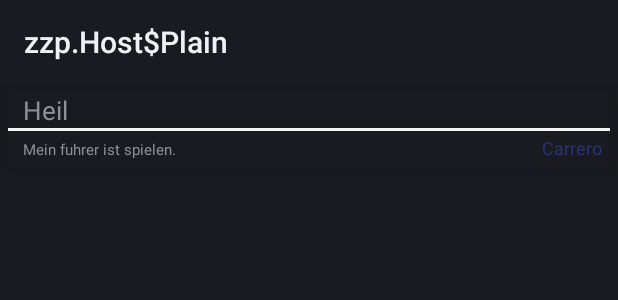
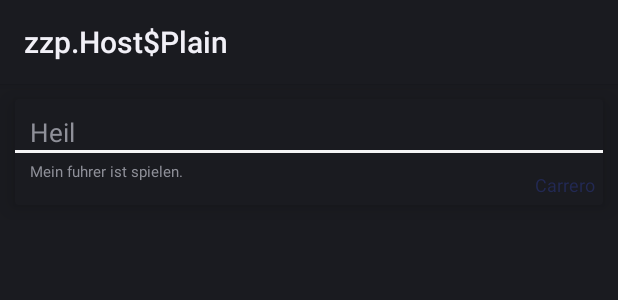
Before and after one commit to IEEE-BCN-SB/uCode, an Android app: the layout comment_list_row.xml on its own in the app's theme, with its tools: preview values and no code run, on a phone screen of 412 x 824 dp. Shown: the top 300 px of the screen. Run offline under Robolectric (Android 15) with nearby library versions, the phone set to English and light mode, and no system bars.

Commit message:
Colours added.

```diff
--- a/base/src/main/res/values/colors.xml
+++ b/base/src/main/res/values/colors.xml
@@ -3,9 +3,9 @@
     <color name="colorPrimary">#3F51B5</color>
     <color name="colorPrimaryDark">#303F9F</color>
     <color name="colorAccent">#FF4081</color>
-    <color name="primaryColor">#3d5afe</color>
-    <color name="primaryLightColor">#8187ff</color>
-    <color name="primaryDarkColor">#0031ca</color>
+    <color name="primaryColor">#303f9f</color>
+    <color name="primaryLightColor">#666ad1</color>
+    <color name="primaryDarkColor">#001970</color>
     <color name="primaryTextColor">#ffffff</color>
     <color name="lightGrey">#F5F5F6</color>
     <color name="grey">#E1E2E1</color>
--- a/feature/src/main/java/edu/upc/ieee/adidasnow/feature/fragments/HomeFragment.java
+++ b/feature/src/main/java/edu/upc/ieee/adidasnow/feature/fragments/HomeFragment.java
@@ -108,9 +108,9 @@ public class HomeFragment extends Fragment {
         TextView textViewHomeName = view.findViewById(R.id.fragment_home_name);
         TextView textViewHomeDescription = view.findViewById(R.id.fragment_home_description);
 
-        new DownloadImageTask((ImageView) view.findViewById(R.id.fragment_home_image_1)).execute("http://i0.kym-cdn.com/entries/icons/original/000/013/564/doge.jpg");
-        new DownloadImageTask((ImageView) view.findViewById(R.id.fragment_home_image_2)).execute("http://i0.kym-cdn.com/entries/icons/original/000/013/564/doge.jpg");
-        new DownloadImageTask((ImageView) view.findViewById(R.id.fragment_home_image_3)).execute("http://i0.kym-cdn.com/entries/icons/original/000/013/564/doge.jpg");
+        new DownloadImageTask((ImageView) view.findViewById(R.id.fragment_home_image_1)).execute("http://www.adidas.es/dis/dw/image/v2/aagl_prd/on/demandware.static/-/Sites-adidas-products/default/dw00b5e7f5/zoom/CQ2030_01_standard.jpg");
+        new DownloadImageTask((ImageView) view.findViewById(R.id.fragment_home_image_2)).execute("http://www.adidas.es/dis/dw/image/v2/aagl_prd/on/demandware.static/-/Sites-adidas-products/default/dw737621ff/zoom/CQ2028_01_standard.jpg");
+        new DownloadImageTask((ImageView) view.findViewById(R.id.fragment_home_image_3)).execute("http://www.adidas.es/dis/dw/image/v2/aagl_prd/on/demandware.static/-/Sites-adidas-products/default/dw7679b2ae/zoom/AC8326_01_standard.jpg");
 
         textViewHomeName.setText(mName);
         textViewHomeDescription.setText(mName);
--- a/feature/src/main/java/edu/upc/ieee/adidasnow/feature/models/Product.java
+++ b/feature/src/main/java/edu/upc/ieee/adidasnow/feature/models/Product.java
@@ -84,4 +84,4 @@ public class Product {
         this.name = name;
     }
 
-}}
+}
--- a/feature/src/main/res/layout/comment_list_row.xml
+++ b/feature/src/main/res/layout/comment_list_row.xml
@@ -11,7 +11,7 @@
     <android.support.v7.widget.CardView
         android:layout_width="wrap_content"
         android:layout_height="wrap_content"
-        android:layout_margin="5dp"
+        android:layout_margin="10dp"
         app:cardElevation="10sp">
 
         <LinearLayout
@@ -30,7 +30,8 @@
                     android:layout_height="wrap_content"
                     android:layout_marginLeft="10dp"
                     android:text="Heil"
-                    android:textSize="17dp" />
+                    android:textSize="17dp"
+                    android:layout_marginTop="10dp"/>
 
                 <View
                     android:layout_width="match_parent"
@@ -45,7 +46,8 @@
                     android:layout_marginLeft="10dp"
                     android:paddingVertical="5dp"
                     android:text="Mein fuhrer ist spielen."
-                    android:textSize="10dp" />
+                    android:textSize="10dp"
+                    android:layout_marginBottom="10dp"/>
 
             </LinearLayout>
 
--- a/feature/src/main/res/layout/fragment_home.xml
+++ b/feature/src/main/res/layout/fragment_home.xml
@@ -45,7 +45,7 @@
                         android:layout_marginHorizontal="10dp"
                         android:cropToPadding="false"
                         android:scaleType="centerCrop"
-                        android:src="?android:attr/textSelectHandleLeft" />
+                        android:src="@drawable/adidas" />
 
                     <ImageView
                         android:id="@+id/fragment_home_image_2"
@@ -54,7 +54,7 @@
                         android:layout_marginHorizontal="10dp"
                         android:cropToPadding="false"
                         android:scaleType="centerCrop"
-                        android:src="?android:attr/textSelectHandleLeft" />
+                        android:src="@drawable/adidas" />
 
                     <ImageView
                         android:id="@+id/fragment_home_image_3"
@@ -63,7 +63,7 @@
                         android:layout_marginHorizontal="10dp"
                         android:cropToPadding="false"
                         android:scaleType="centerCrop"
-                        android:src="?android:attr/textSelectHandleLeft" />
+                        android:src="@drawable/adidas" />
 
                     <View
                         android:layout_width="40sp"
```
Also changed, not shown: 1 other file.
